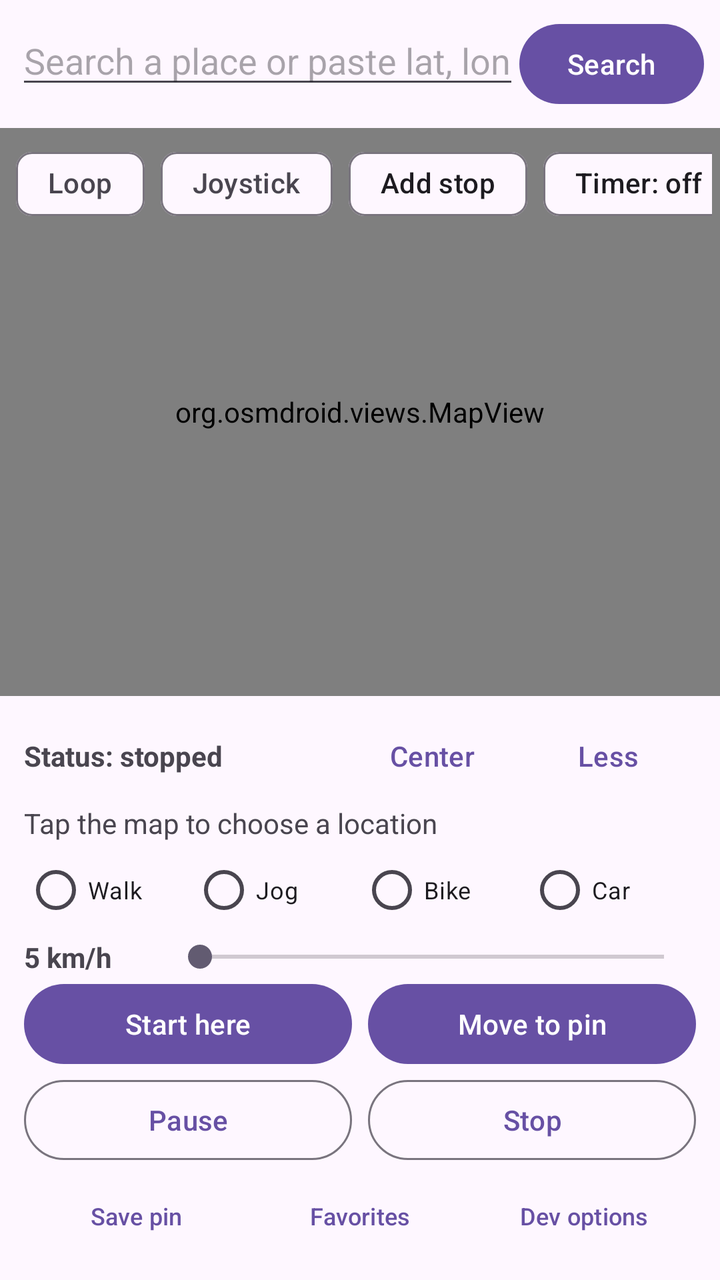
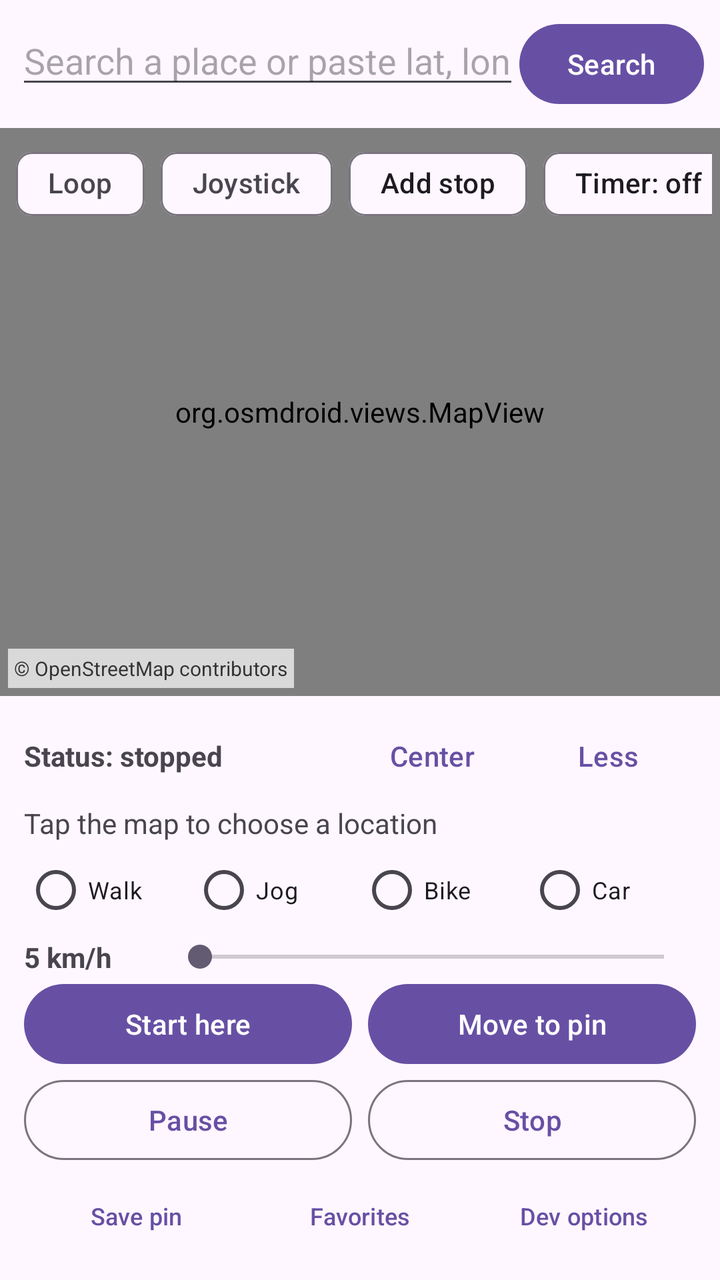

Screens rendered from an Android XML layout before and after an edit, with the pre-edit source and the edit as a unified diff.
<!-- AndroidManifest.xml: application theme Theme.MockLoc -->
<!-- res/layout/activity_main.xml -->
<?xml version="1.0" encoding="utf-8"?>
<LinearLayout xmlns:android="http://schemas.android.com/apk/res/android"
    android:layout_width="match_parent"
    android:layout_height="match_parent"
    android:orientation="vertical">

    <LinearLayout
        android:layout_width="match_parent"
        android:layout_height="wrap_content"
        android:orientation="horizontal"
        android:padding="8dp">

        <EditText
            android:id="@+id/search"
            android:layout_width="0dp"
            android:layout_height="wrap_content"
            android:layout_weight="1"
            android:hint="Search a place or paste lat, lon"
            android:imeOptions="actionSearch"
            android:importantForAutofill="no"
            android:inputType="text"
            android:maxLines="1" />

        <Button
            android:id="@+id/btnSearch"
            android:layout_width="wrap_content"
            android:layout_height="wrap_content"
            android:text="Search" />
    </LinearLayout>

    <FrameLayout
        android:layout_width="match_parent"
        android:layout_height="0dp"
        android:layout_weight="1">

        <org.osmdroid.views.MapView
            android:id="@+id/map"
            android:layout_width="match_parent"
            android:layout_height="match_parent" />

        <HorizontalScrollView
            android:layout_width="wrap_content"
            android:layout_height="wrap_content"
            android:layout_gravity="top|start"
            android:layout_margin="4dp"
            android:overScrollMode="never"
            android:scrollbars="none">

            <LinearLayout
                android:layout_width="wrap_content"
                android:layout_height="wrap_content"
                android:orientation="horizontal"
                android:paddingStart="4dp"
                android:paddingEnd="4dp">

                <com.google.android.material.chip.Chip
                    android:id="@+id/chipLoop"
                    style="@style/Widget.Material3.Chip.Filter"
                    android:layout_width="wrap_content"
                    android:layout_height="wrap_content"
                    android:checkable="true"
                    android:text="Loop" />

                <com.google.android.material.chip.Chip
                    android:id="@+id/chipJoy"
                    style="@style/Widget.Material3.Chip.Filter"
                    android:layout_width="wrap_content"
                    android:layout_height="wrap_content"
                    android:layout_marginStart="8dp"
                    android:checkable="true"
                    android:text="Joystick" />

                <com.google.android.material.chip.Chip
                    android:id="@+id/chipStop"
                    style="@style/Widget.Material3.Chip.Assist"
                    android:layout_width="wrap_content"
                    android:layout_height="wrap_content"
                    android:layout_marginStart="8dp"
                    android:text="Add stop" />

                <com.google.android.material.chip.Chip
                    android:id="@+id/chipTimer"
                    style="@style/Widget.Material3.Chip.Assist"
                    android:layout_width="wrap_content"
                    android:layout_height="wrap_content"
                    android:layout_marginStart="8dp"
                    android:text="Timer: off" />
            </LinearLayout>
        </HorizontalScrollView>

        <com.example.mockloc.JoystickView
            android:id="@+id/joystick"
            android:layout_width="150dp"
            android:layout_height="150dp"
            android:layout_gravity="bottom|end"
            android:layout_margin="12dp"
            android:visibility="gone" />
    </FrameLayout>

    <LinearLayout
        android:layout_width="match_parent"
        android:layout_height="wrap_content"
        android:orientation="vertical"
        android:paddingStart="12dp"
        android:paddingTop="6dp"
        android:paddingEnd="12dp"
        android:paddingBottom="8dp">

        <LinearLayout
            android:layout_width="match_parent"
            android:layout_height="wrap_content"
            android:gravity="center_vertical"
            android:orientation="horizontal">

            <TextView
                android:id="@+id/status"
                android:layout_width="0dp"
                android:layout_height="wrap_content"
                android:layout_weight="1"
                android:maxLines="2"
                android:text="Status: stopped"
                android:textStyle="bold" />

            <Button
                android:id="@+id/btnCenter"
                style="@style/Widget.Material3.Button.TextButton"
                android:layout_width="wrap_content"
                android:layout_height="wrap_content"
                android:text="Center" />

            <Button
                android:id="@+id/btnMore"
                style="@style/Widget.Material3.Button.TextButton"
                android:layout_width="wrap_content"
                android:layout_height="wrap_content"
                android:text="Less" />
        </LinearLayout>

        <TextView
            android:id="@+id/selected"
            android:layout_width="match_parent"
            android:layout_height="wrap_content"
            android:text="Tap the map to choose a location" />

        <LinearLayout
            android:id="@+id/extraTop"
            android:layout_width="match_parent"
            android:layout_height="wrap_content"
            android:orientation="vertical">

            <RadioGroup
                android:id="@+id/speedGroup"
                android:layout_width="match_parent"
                android:layout_height="wrap_content"
                android:orientation="horizontal">

                <RadioButton
                    android:id="@+id/rbWalk"
                    android:layout_width="0dp"
                    android:layout_height="wrap_content"
                    android:layout_weight="1"
                    android:text="Walk"
                    android:textSize="12sp" />

                <RadioButton
                    android:id="@+id/rbJog"
                    android:layout_width="0dp"
                    android:layout_height="wrap_content"
                    android:layout_weight="1"
                    android:text="Jog"
                    android:textSize="12sp" />

                <RadioButton
                    android:id="@+id/rbBike"
                    android:layout_width="0dp"
                    android:layout_height="wrap_content"
                    android:layout_weight="1"
                    android:text="Bike"
                    android:textSize="12sp" />

                <RadioButton
                    android:id="@+id/rbCar"
                    android:layout_width="0dp"
                    android:layout_height="wrap_content"
                    android:layout_weight="1"
                    android:text="Car"
                    android:textSize="12sp" />
            </RadioGroup>

            <LinearLayout
                android:layout_width="match_parent"
                android:layout_height="wrap_content"
                android:gravity="center_vertical"
                android:orientation="horizontal">

                <TextView
                    android:id="@+id/speedLabel"
                    android:layout_width="72dp"
                    android:layout_height="wrap_content"
                    android:text="5 km/h"
                    android:textStyle="bold" />

                <SeekBar
                    android:id="@+id/speedBar"
                    android:layout_width="0dp"
                    android:layout_height="wrap_content"
                    android:layout_weight="1"
                    android:max="119" />
            </LinearLayout>
        </LinearLayout>

        <LinearLayout
            android:layout_width="match_parent"
            android:layout_height="wrap_content"
            android:orientation="horizontal">

            <Button
                android:id="@+id/btnStart"
                android:layout_width="0dp"
                android:layout_height="wrap_content"
                android:layout_marginEnd="4dp"
                android:layout_weight="1"
                android:text="Start here" />

            <Button
                android:id="@+id/btnMove"
                android:layout_width="0dp"
                android:layout_height="wrap_content"
                android:layout_marginStart="4dp"
                android:layout_weight="1"
                android:text="Move to pin" />
        </LinearLayout>

        <LinearLayout
            android:layout_width="match_parent"
            android:layout_height="wrap_content"
            android:orientation="horizontal">

            <Button
                android:id="@+id/btnPause"
                style="@style/Widget.Material3.Button.OutlinedButton"
                android:layout_width="0dp"
                android:layout_height="wrap_content"
                android:layout_marginEnd="4dp"
                android:layout_weight="1"
                android:text="Pause" />

            <Button
                android:id="@+id/btnStop"
                style="@style/Widget.Material3.Button.OutlinedButton"
                android:layout_width="0dp"
                android:layout_height="wrap_content"
                android:layout_marginStart="4dp"
                android:layout_weight="1"
                android:text="Stop" />
        </LinearLayout>

        <LinearLayout
            android:id="@+id/extraBottom"
            android:layout_width="match_parent"
            android:layout_height="wrap_content"
            android:orientation="horizontal">

            <Button
                android:id="@+id/btnSave"
                style="@style/Widget.Material3.Button.TextButton"
                android:layout_width="0dp"
                android:layout_height="wrap_content"
                android:layout_weight="1"
                android:text="Save pin"
                android:textSize="12sp" />

            <Button
                android:id="@+id/btnFavs"
                style="@style/Widget.Material3.Button.TextButton"
                android:layout_width="0dp"
                android:layout_height="wrap_content"
                android:layout_weight="1"
                android:text="Favorites"
                android:textSize="12sp" />

            <Button
                android:id="@+id/btnDev"
                style="@style/Widget.Material3.Button.TextButton"
                android:layout_width="0dp"
                android:layout_height="wrap_content"
                android:layout_weight="1"
                android:text="Dev options"
                android:textSize="12sp" />
        </LinearLayout>
    </LinearLayout>
</LinearLayout>
<!-- resources referenced by this layout -->
<resources>
  <style name="Theme.MockLoc" parent="Theme.Material3.DayNight.NoActionBar" />
</resources>

<!-- the commit's change to res/layout/activity_main.xml (unified diff, before → after) -->
@@ -87,6 +87,18 @@
                     android:text="Timer: off" />
             </LinearLayout>
         </HorizontalScrollView>
+
+        <TextView
+            android:id="@+id/attribution"
+            android:layout_width="wrap_content"
+            android:layout_height="wrap_content"
+            android:layout_gravity="bottom|start"
+            android:layout_margin="4dp"
+            android:background="#B3FFFFFF"
+            android:padding="3dp"
+            android:text="© OpenStreetMap contributors"
+            android:textColor="#333333"
+            android:textSize="10sp" />
 
         <com.example.mockloc.JoystickView
             android:id="@+id/joystick"
